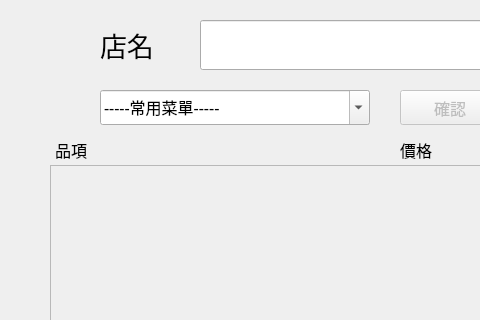
Before: the Qt Designer form AccountSystem/ui/setPage.ui in bryannnnn-h/account_system, drawn with Qt 5; both pictures show x 0 to 480 and y 0 to 320 of the 600 by 800 pixel window.
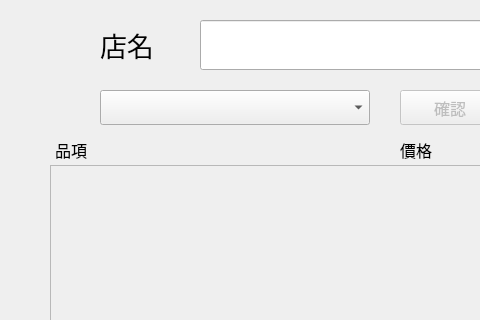
After: the same form once the commit is applied.

The edit to the form file:
```diff
--- a/AccountSystem/ui/setPage.ui
+++ b/AccountSystem/ui/setPage.ui
@@ -265,10 +265,13 @@
     </font>
    </property>
    <property name="editable">
-    <bool>true</bool>
+    <bool>false</bool>
    </property>
    <property name="currentText">
-    <string>-----常用菜單-----</string>
+    <string/>
+   </property>
+   <property name="insertPolicy">
+    <enum>QComboBox::NoInsert</enum>
    </property>
   </widget>
  </widget>
```
